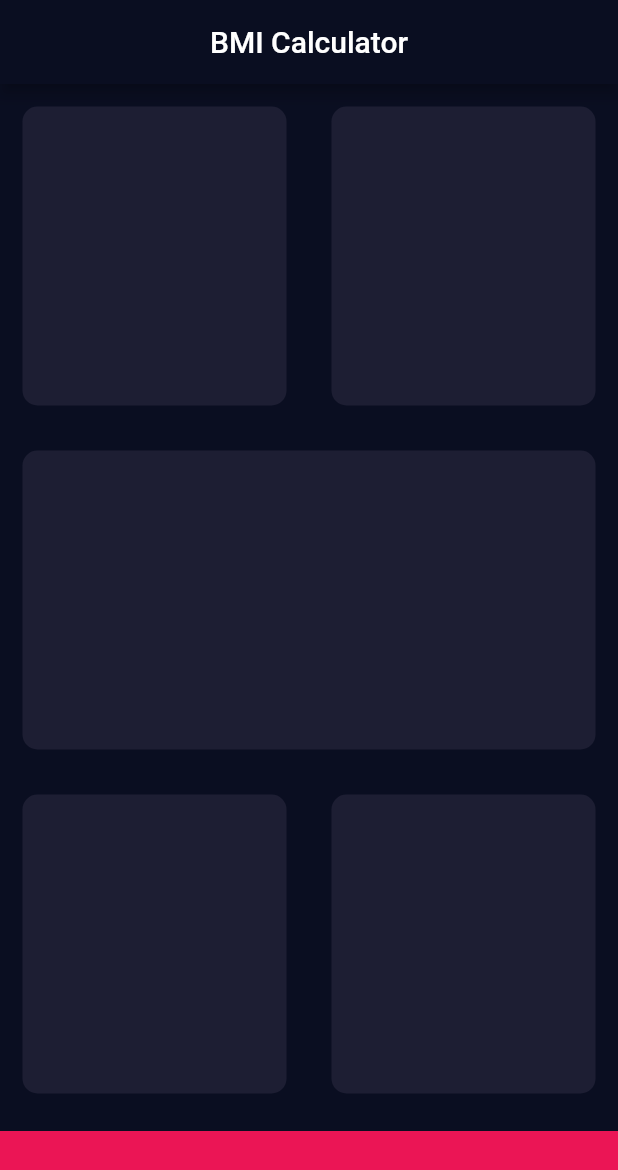
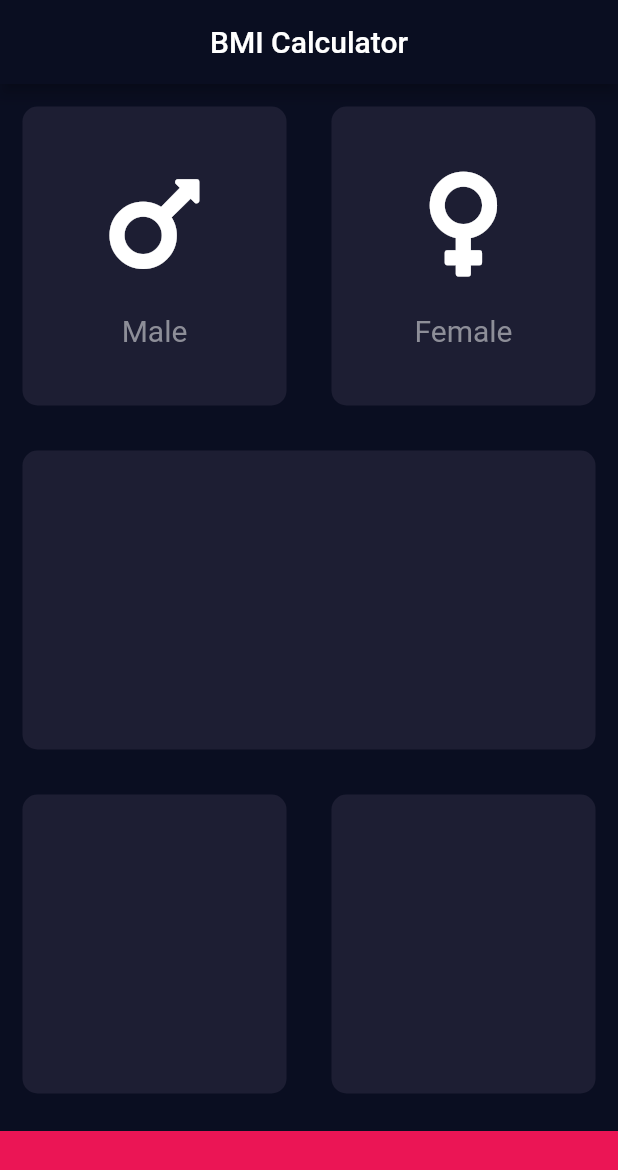
Before and after one commit to ArnobMahmud/BMI-Calculator-App, a Flutter app: the screen it shows after launch, on a phone screen of 412 x 824 dp. Shown: the top 1170 px of the screen. Run offline on Flutter 3.47's test engine with Material 2 defaults, Android fonts, the phone set to English and light mode, and no system bars; our stand-ins replace font_awesome_flutter.

Commit message:
custom widgets build

```diff
--- a/lib/pages/home-page.dart
+++ b/lib/pages/home-page.dart
@@ -1,5 +1,7 @@
 import 'package:bmi_calculator/widgets/card.dart';
+import 'package:bmi_calculator/widgets/icon-content.dart';
 import 'package:flutter/material.dart';
+import 'package:font_awesome_flutter/font_awesome_flutter.dart';
 
 const bottomContainerColor = Color(0xFFEB1555);
 const bottomContainerHeight = 70.0;
@@ -25,12 +27,13 @@ class _HomePageState extends State<HomePage> {
                 children: [
                   Expanded(
                     child: RebuildCard(
-                      colour: cardColor,
-                    ),
+                        colour: cardColor,
+                        cardChild: IconContent(icon: FontAwesomeIcons.mars, lebel: 'Male',)),
                   ),
                   Expanded(
                     child: RebuildCard(
                       colour: cardColor,
+                      cardChild: IconContent(icon: FontAwesomeIcons.venus, lebel: 'Female',),
                     ),
                   ),
                 ],
--- a/lib/widgets/card.dart
+++ b/lib/widgets/card.dart
@@ -2,12 +2,14 @@ import 'package:flutter/material.dart';
 
 class RebuildCard extends StatelessWidget {
 
-  RebuildCard({@required this.colour});
+  RebuildCard({@required this.colour, this.cardChild});
   final Color colour;
+  final Widget cardChild;
 
   @override
   Widget build(BuildContext context) {
     return Container(
+      child: cardChild,
       margin: EdgeInsets.all(15.0),
       decoration: BoxDecoration(
         color: colour,
--- /dev/null
+++ b/lib/widgets/icon-content.dart
@@ -0,0 +1,31 @@
+import 'package:flutter/material.dart';
+
+const lebelTextStyle = TextStyle(fontSize: 20.0, color: Color(0xFF8D8E98));
+
+class IconContent extends StatelessWidget {
+
+  IconContent({this.icon, this.lebel});
+  final IconData icon;
+  final String lebel;
+
+  @override
+  Widget build(BuildContext context) {
+    return Column(
+      mainAxisAlignment: MainAxisAlignment.center,
+      crossAxisAlignment: CrossAxisAlignment.center,
+      children: [
+        Icon(
+          icon,
+          size: 80.0,
+        ),
+        SizedBox(
+          height: 20.0,
+        ),
+        Text(
+          lebel,
+          style: lebelTextStyle,
+        )
+      ],
+    );
+  }
+}
--- a/pubspec.yaml
+++ b/pubspec.yaml
@@ -28,6 +28,7 @@ dependencies:
   # The following adds the Cupertino Icons font to your application.
   # Use with the CupertinoIcons class for iOS style icons.
   cupertino_icons: ^1.0.0
+  font_awesome_flutter: ^8.10.1
 
 dev_dependencies:
   flutter_test:
```
Also changed, not shown: pubspec.lock.
